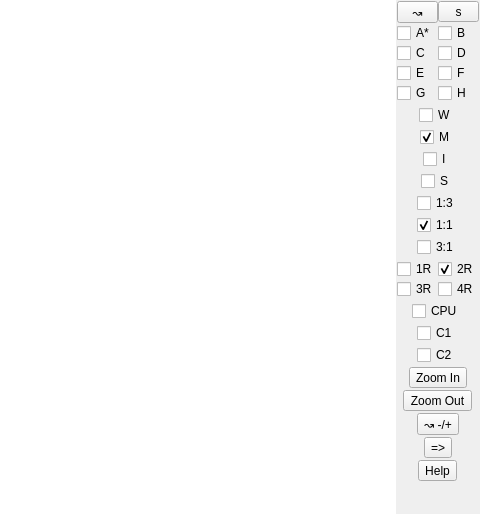
Before: the Qt Designer form Qt/qt4_mixer_widget.ui in linux-leo/radium, drawn with Qt 5; both pictures show x 800 to 1280 and y 0 to 514 of the 1280 by 514 pixel window.
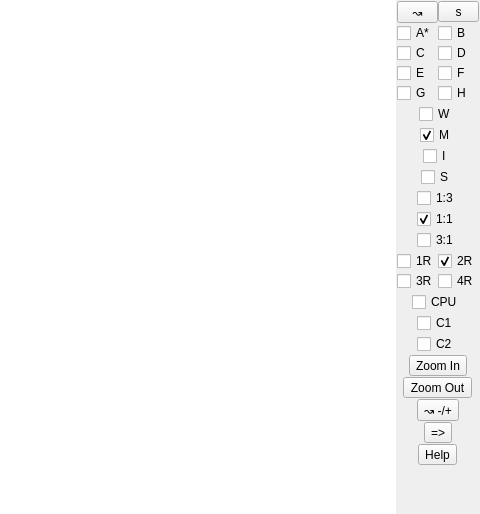
After: the same form once the commit is applied.

The edit to the form file:
```diff
--- a/Qt/qt4_mixer_widget.ui
+++ b/Qt/qt4_mixer_widget.ui
@@ -79,7 +79,7 @@
    <item>
     <layout class="QVBoxLayout" name="sidebarLayout">
      <property name="spacing">
-      <number>2</number>
+      <number>1</number>
      </property>
      <property name="leftMargin">
       <number>1</number>
@@ -370,7 +370,7 @@
       <widget class="QWidget" name="strips_layout_widget" native="true">
        <layout class="QVBoxLayout" name="strips_layout">
         <property name="spacing">
-         <number>2</number>
+         <number>1</number>
         </property>
         <property name="leftMargin">
          <number>0</number>
```
Left out of the diff: 14 changed lines with no effect on the pictures.
